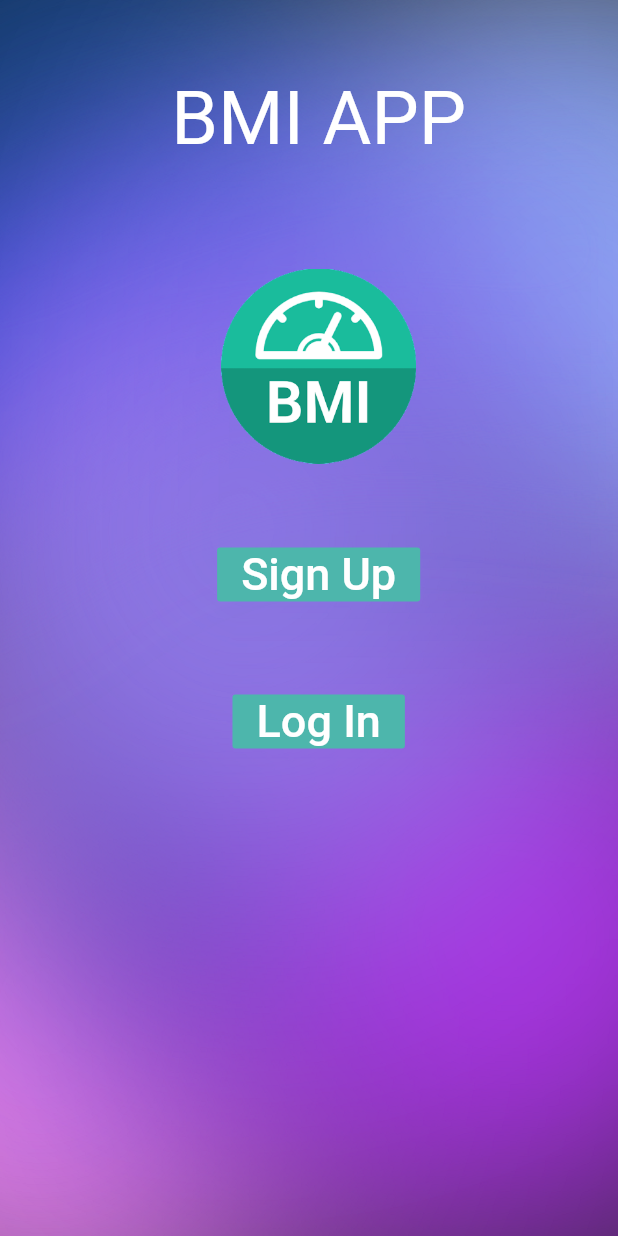
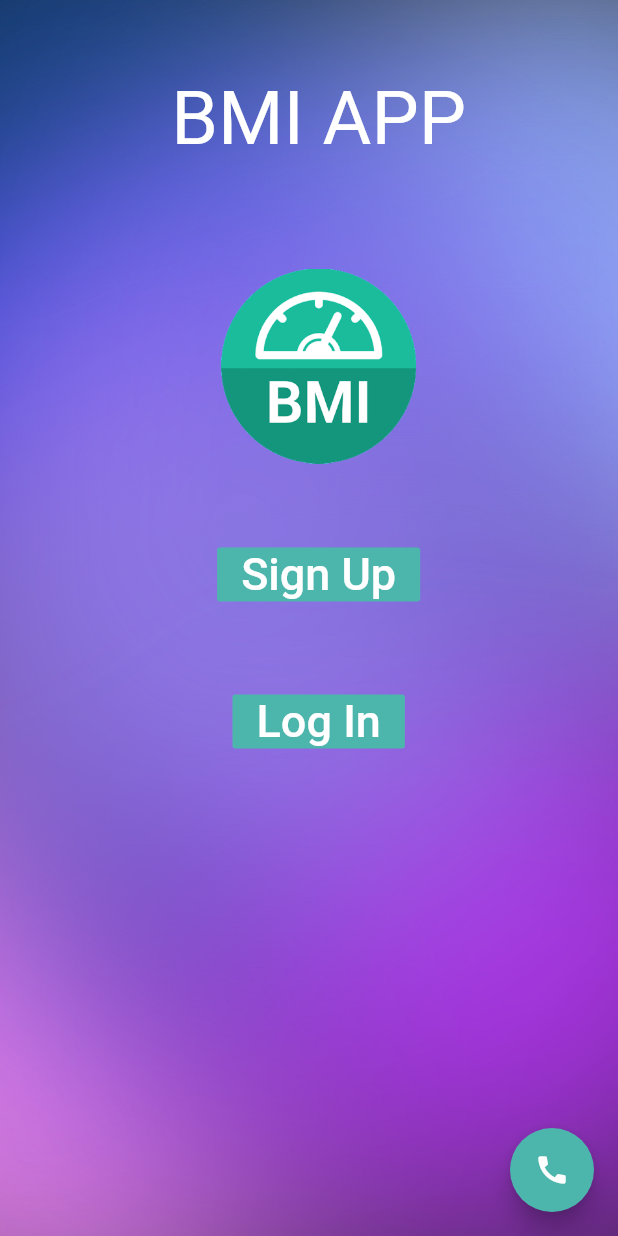
Before and after one commit to narjesabdolii/BMI_Calculatorapp, a Flutter app: the screen it shows after launch, on a phone screen of 412 x 824 dp. Run offline on Flutter 3.47's test engine with Material 2 defaults, Android fonts, the phone set to English and light mode, and no system bars; Roboto replaces fonts that are missing (Dongle-Bold).

Commit message:
changes : adding a floating action button

```diff
--- a/lib/pages/home.dart
+++ b/lib/pages/home.dart
@@ -82,6 +82,13 @@ class _HomeState extends State<Home> {
       ),
     ),
     ),
+      floatingActionButton: FloatingActionButton(
+        onPressed: () {  },
+        backgroundColor: Colors.teal[300],
+        child: const Icon(Icons.call),
+
+
+      ),
     );
   }
 }
```
